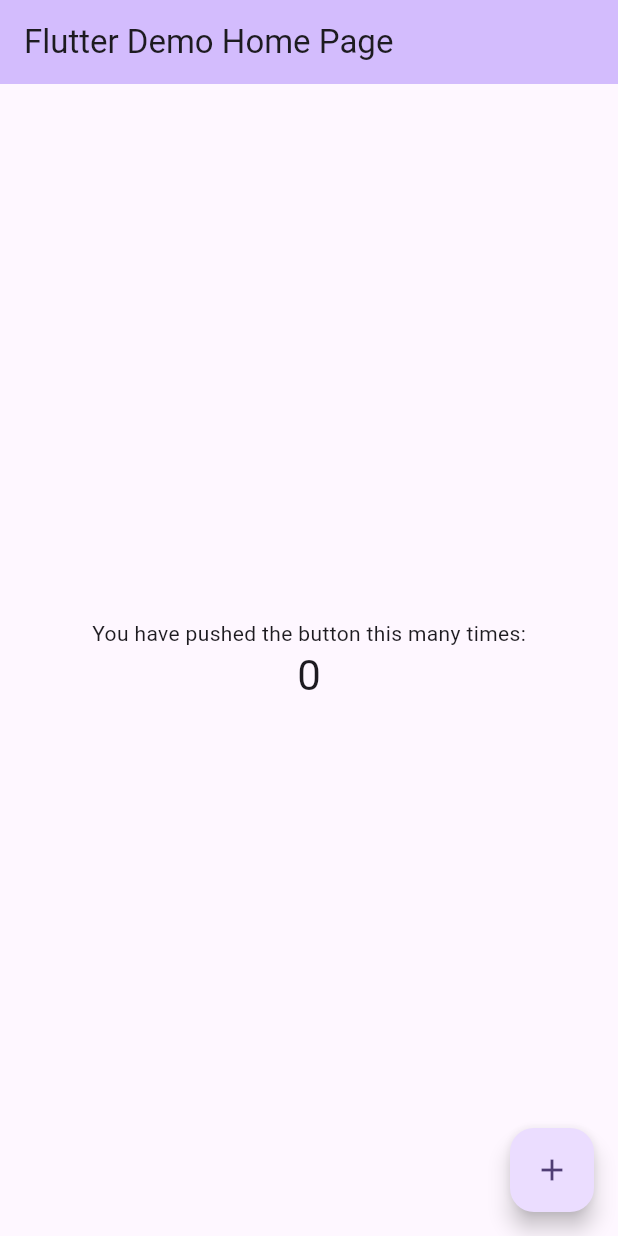
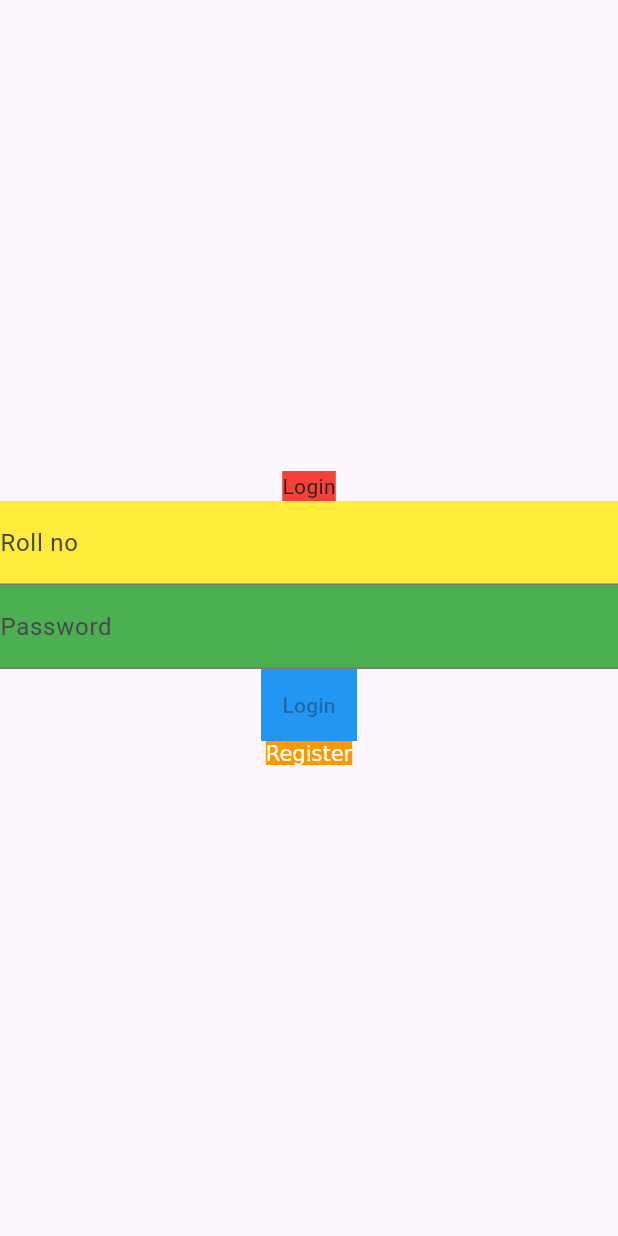
Before and after one commit to Aswgt999/qr_app, a Flutter app: the screen it shows after launch, on a phone screen of 412 x 824 dp. Run offline on Flutter 3.47's test engine with Material 3 defaults, Android fonts, the phone set to English and light mode, and no system bars.

Commit message:
created login_page, created registration_page, created qr_page

```diff
--- /dev/null
+++ b/lib/login_page.dart
@@ -0,0 +1,74 @@
+// ignore_for_file: prefer_const_constructors
+
+import 'package:flutter/gestures.dart';
+import 'package:flutter/material.dart';
+import 'package:qr_app1/registration_page.dart';
+
+class LoginPage extends StatefulWidget {
+  const LoginPage({super.key});
+
+  @override
+  State<LoginPage> createState() => _LoginPageState();
+}
+
+class _LoginPageState extends State<LoginPage> {
+  final rollNo = TextEditingController();
+  final passWord = TextEditingController();
+  @override
+  Widget build(BuildContext context) {
+    return Scaffold(
+      body: Center(
+        child: Column(
+          mainAxisAlignment: MainAxisAlignment.center,
+          children: [
+            Container(
+              decoration: BoxDecoration(
+                color: Colors.red,
+              ),
+              child: Text('Login'),
+            ),
+            Container(
+              decoration: BoxDecoration(
+                color: Colors.yellow,
+              ),
+              child: TextField(
+                controller: rollNo,
+                decoration: InputDecoration(labelText: 'Roll no'),
+              ),
+            ),
+            Container(
+              decoration: BoxDecoration(
+                color: Colors.green,
+              ),
+              child: TextField(
+                controller: passWord,
+                decoration: InputDecoration(labelText: 'Password'),
+              ),
+            ),
+            Container(
+              decoration: BoxDecoration(
+                color: Colors.blue,
+              ),
+              child: TextButton(
+
+                onPressed: null,
+                child: Text('Login'),
+              ),
+            ),
+            Container(
+              decoration: BoxDecoration(
+                color: Colors.orange,
+              ),
+              child: RichText(
+                text: TextSpan(
+                  text: 'Register',
+                  recognizer: TapGestureRecognizer()..onTap = () => Navigator.push(context, MaterialPageRoute(builder: (context) => const RegistrationPage())),
+                ),
+              )
+            ),
+          ],
+        ),
+      ),
+    );
+  }
+}
--- a/lib/main.dart
+++ b/lib/main.dart
@@ -1,125 +1,11 @@
+// ignore_for_file: prefer_const_constructors
+
 import 'package:flutter/material.dart';
+import 'package:qr_app1/login_page.dart';
 
 void main() {
-  runApp(const MyApp());
+  runApp(MaterialApp(
+    debugShowCheckedModeBanner: false,
+    home: LoginPage(),
+  ));
 }
-
-class MyApp extends StatelessWidget {
-  const MyApp({super.key});
-
-  // This widget is the root of your application.
-  @override
-  Widget build(BuildContext context) {
-    return MaterialApp(
-      title: 'Flutter Demo',
-      theme: ThemeData(
-        // This is the theme of your application.
-        //
-        // TRY THIS: Try running your application with "flutter run". You'll see
-        // the application has a purple toolbar. Then, without quitting the app,
-        // try changing the seedColor in the colorScheme below to Colors.green
-        // and then invoke "hot reload" (save your changes or press the "hot
-        // reload" button in a Flutter-supported IDE, or press "r" if you used
-        // the command line to start the app).
-        //
-        // Notice that the counter didn't reset back to zero; the application
-        // state is not lost during the reload. To reset the state, use hot
-        // restart instead.
-        //
-        // This works for code too, not just values: Most code changes can be
-        // tested with just a hot reload.
-        colorScheme: ColorScheme.fromSeed(seedColor: Colors.deepPurple),
-        useMaterial3: true,
-      ),
-      home: const MyHomePage(title: 'Flutter Demo Home Page'),
-    );
-  }
-}
-
-class MyHomePage extends StatefulWidget {
-  const MyHomePage({super.key, required this.title});
-
-  // This widget is the home page of your application. It is stateful, meaning
-  // that it has a State object (defined below) that contains fields that affect
-  // how it looks.
-
-  // This class is the configuration for the state. It holds the values (in this
-  // case the title) provided by the parent (in this case the App widget) and
-  // used by the build method of the State. Fields in a Widget subclass are
-  // always marked "final".
-
-  final String title;
-
-  @override
-  State<MyHomePage> createState() => _MyHomePageState();
-}
-
-class _MyHomePageState extends State<MyHomePage> {
-  int _counter = 0;
-
-  void _incrementCounter() {
-    setState(() {
-      // This call to setState tells the Flutter framework that something has
-      // changed in this State, which causes it to rerun the build method below
-      // so that the display can reflect the updated values. If we changed
-      // _counter without calling setState(), then the build method would not be
-      // called again, and so nothing would appear to happen.
-      _counter++;
-    });
-  }
-
-  @override
-  Widget build(BuildContext context) {
-    // This method is rerun every time setState is called, for instance as done
-    // by the _incrementCounter method above.
-    //
-    // The Flutter framework has been optimized to make rerunning build methods
-    // fast, so that you can just rebuild anything that needs updating rather
-    // than having to individually change instances of widgets.
-    return Scaffold(
-      appBar: AppBar(
-        // TRY THIS: Try changing the color here to a specific color (to
-        // Colors.amber, perhaps?) and trigger a hot reload to see the AppBar
-        // change color while the other colors stay the same.
-        backgroundColor: Theme.of(context).colorScheme.inversePrimary,
-        // Here we take the value from the MyHomePage object that was created by
-        // the App.build method, and use it to set our appbar title.
-        title: Text(widget.title),
-      ),
-      body: Center(
-        // Center is a layout widget. It takes a single child and positions it
-        // in the middle of the parent.
-        child: Column(
-          // Column is also a layout widget. It takes a list of children and
-          // arranges them vertically. By default, it sizes itself to fit its
-          // children horizontally, and tries to be as tall as its parent.
-          //
-          // Column has various properties to control how it sizes itself and
-          // how it positions its children. Here we use mainAxisAlignment to
-          // center the children vertically; the main axis here is the vertical
-          // axis because Columns are vertical (the cross axis would be
-          // horizontal).
-          //
-          // TRY THIS: Invoke "debug painting" (choose the "Toggle Debug Paint"
-          // action in the IDE, or press "p" in the console), to see the
-          // wireframe for each widget.
-          mainAxisAlignment: MainAxisAlignment.center,
-          children: <Widget>[
-            const Text(
-              'You have pushed the button this many times:',
-            ),
-            Text(
-              '$_counter',
-              style: Theme.of(context).textTheme.headlineMedium,
-            ),
-          ],
-        ),
-      ),
-      floatingActionButton: FloatingActionButton(
-        onPressed: _incrementCounter,
-        tooltip: 'Increment',
-        child: const Icon(Icons.add),
-      ), // This trailing comma makes auto-formatting nicer for build methods.
-    );
-  }
-}
```
Also changed, not shown: lib/qr_page.dart (added, +28 -0 lines), lib/registration_page.dart (added, +73 -0 lines).
